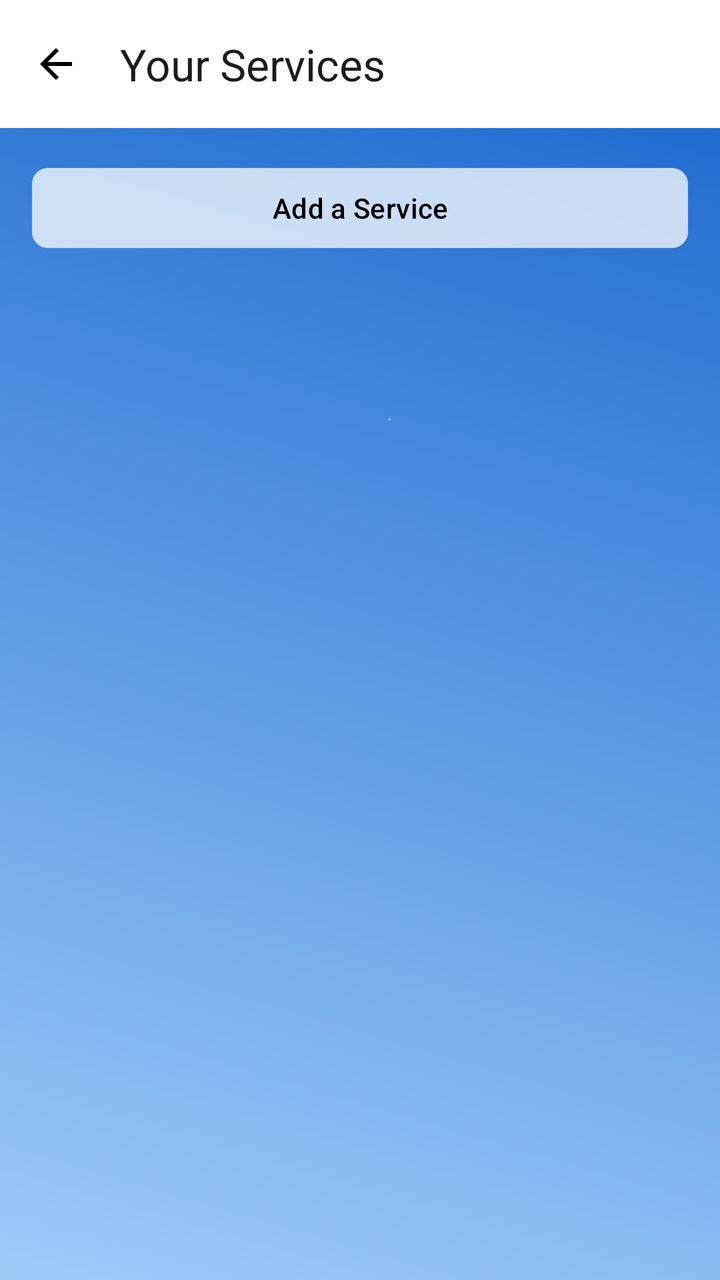
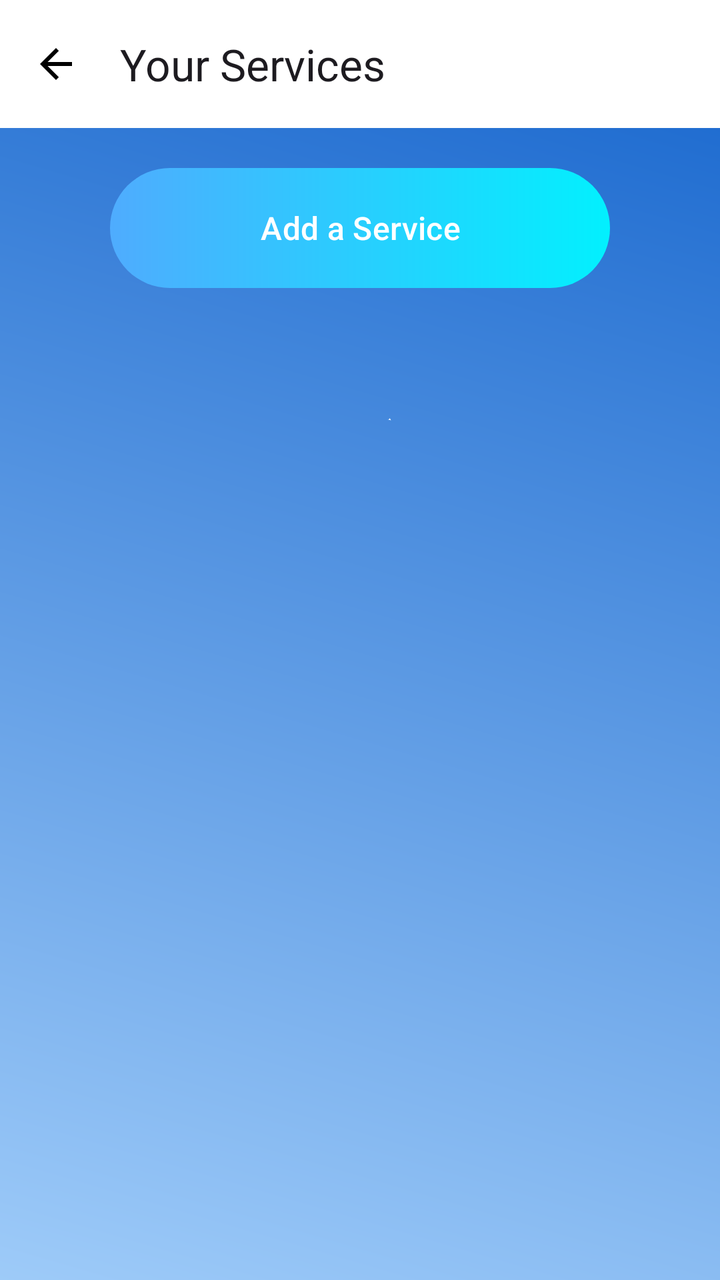

The first picture is an Android layout as it rendered before a commit; the second is the same layout after the commit. The layout source and the unified diff follow.
<!-- AndroidManifest.xml: application theme Theme.PoolApp -->
<!-- res/layout/fragment_new_service.xml -->
<?xml version="1.0" encoding="utf-8"?>
<androidx.constraintlayout.widget.ConstraintLayout
    xmlns:android="http://schemas.android.com/apk/res/android"
    xmlns:app="http://schemas.android.com/apk/res-auto"
    xmlns:tools="http://schemas.android.com/tools"
    android:layout_width="match_parent"
    android:layout_height="match_parent"
    android:background="@drawable/pbg"
    tools:context=".YourProductsActivity">

    <com.google.android.material.appbar.AppBarLayout
        android:id="@+id/appBarLayout"
        android:layout_width="match_parent"
        android:layout_height="wrap_content"
        app:layout_constraintTop_toTopOf="parent">

        <com.google.android.material.appbar.MaterialToolbar
            android:id="@+id/toolbar"
            android:layout_width="match_parent"
            android:layout_height="match_parent"
            android:background="@color/white_transparent_50"
            android:backgroundTint="@color/white_transparent_50"
            android:foregroundTint="@color/white_transparent_50"
            app:navigationIcon="@drawable/ic_arrow_back_white_24dp"
            app:navigationIconTint="@color/black"
            app:title="Your Services" />
    </com.google.android.material.appbar.AppBarLayout>

    <com.google.android.material.button.MaterialButton
        android:id="@+id/create_product_button"
        android:layout_width="0dp"
        android:layout_height="wrap_content"
        android:layout_marginStart="16dp"
        android:layout_marginTop="16dp"
        android:layout_marginEnd="16dp"
        android:backgroundTint="@color/white_transparent_50"
        android:text="Add a Service"
        android:textColor="@android:color/black"
        app:cornerRadius="8dp"
        app:layout_constraintEnd_toEndOf="parent"
        app:layout_constraintStart_toStartOf="parent"
        app:layout_constraintTop_toBottomOf="@id/appBarLayout" />

    <androidx.recyclerview.widget.RecyclerView
        android:id="@+id/products_recycler_view"
        android:layout_width="0dp"
        android:layout_height="0dp"
        android:layout_marginTop="16dp"
        android:clipToPadding="false"
        android:paddingStart="50dp"
        android:paddingEnd="8dp"
        app:layoutManager="androidx.recyclerview.widget.GridLayoutManager"
        app:layout_constraintBottom_toBottomOf="parent"
        app:layout_constraintEnd_toEndOf="parent"
        app:layout_constraintHorizontal_bias="0.0"
        app:layout_constraintStart_toStartOf="parent"
        app:layout_constraintTop_toBottomOf="@id/create_product_button"
        app:layout_constraintVertical_bias="0.0"
        app:spanCount="2"
        tools:itemCount="6"
        tools:listitem="@layout/item_generic_list_card" />


</androidx.constraintlayout.widget.ConstraintLayout>
<!-- res/layout/item_generic_list_card.xml (included above) -->
<?xml version="1.0" encoding="utf-8"?>
<androidx.cardview.widget.CardView
    xmlns:android="http://schemas.android.com/apk/res/android"
    xmlns:app="http://schemas.android.com/apk/res-auto"
    android:layout_width="120dp"
    android:layout_height="140dp"
    android:layout_marginEnd="12dp"
    android:clickable="true"
    android:focusable="true"
    android:foreground="?attr/selectableItemBackground"
    app:cardCornerRadius="8dp"
    app:cardElevation="2dp">

    <LinearLayout
        android:layout_width="match_parent"
        android:layout_height="match_parent"
        android:orientation="vertical"
        android:gravity="center_horizontal"
        android:padding="8dp">

        <ImageView
            android:id="@+id/iv_item_image"
            android:layout_width="60dp"
            android:layout_height="60dp"
            android:src="@drawable/password"

            android:scaleType="centerCrop"
            android:contentDescription="Item Image"/>

        <TextView
            android:id="@+id/tv_item_title"
            android:layout_width="wrap_content"
            android:layout_height="wrap_content"
            android:layout_marginTop="4dp"
            android:text="Generic Title"
            android:textSize="14sp"
            android:maxLines="1"
            android:ellipsize="end"
            android:textColor="@color/black"
            android:textStyle="bold"/>

        <TextView
            android:id="@+id/tv_item_subtext"
            android:layout_width="wrap_content"
            android:layout_height="wrap_content"
            android:text="R 0.00 / details"
            android:textSize="12sp"
            android:textColor="@color/colorPrimary"/>

    </LinearLayout>
</androidx.cardview.widget.CardView>
<!-- resources referenced by this layout -->
<resources>
  <color name="black">#FF000000</color>
  <color name="colorPrimary">#096ca7</color>
  <color name="white_transparent_50">#80FFFFFF</color>
  <!-- drawable ic_arrow_back_white_24dp (drawable) -->
  <vector xmlns:android="http://schemas.android.com/apk/res/android"
      android:width="24dp"
      android:height="24dp"
      android:viewportWidth="24"
      android:viewportHeight="24"
      android:tint="#FFFFFF"> <path
      android:fillColor="@android:color/white"
      android:pathData="M20,11L7.83,11l5.59,-5.59L12,4L4,12l8,8 1.41,-1.41L7.83,13L20,13z"/>
  </vector>
  <!-- drawable password: png bitmap (drawable, 20916 bytes) -->
  <!-- drawable pbg: png bitmap (drawable, 122204 bytes) -->
  <style name="Theme.PoolApp" parent="Theme.Material3.DayNight.NoActionBar">
          <item name="colorPrimary">@color/colorPrimary</item>
          <item name="colorPrimaryVariant">@color/colorPrimaryVariant</item>
          <item name="colorOnPrimary">@color/colorOnPrimary</item>
          <item name="colorSecondary">@color/colorSecondary</item>
          <item name="colorOnSecondary">@color/colorOnSecondary</item>
          <item name="colorSurface">@color/colorSurface</item>
          <item name="colorOnSurface">@color/colorOnSurface</item>
          <item name="android:statusBarColor" tools:targetApi="l">?attr/colorPrimaryVariant</item>
      </style>
  <color name="colorPrimaryVariant">#034b75</color>
  <color name="colorOnPrimary">#FFFFFF</color>
  <color name="colorSecondary">#0A57FF</color>
  <color name="colorOnSecondary">#FFFFFF</color>
  <color name="colorSurface">#FFFFFF</color>
  <color name="colorOnSurface">#1C1B1F</color>
</resources>

<!-- the commit's change to res/layout/fragment_new_service.xml (unified diff, before → after) -->
@@ -28,18 +28,21 @@
 
     <com.google.android.material.button.MaterialButton
         android:id="@+id/create_product_button"
-        android:layout_width="0dp"
-        android:layout_height="wrap_content"
-        android:layout_marginStart="16dp"
-        android:layout_marginTop="16dp"
-        android:layout_marginEnd="16dp"
-        android:backgroundTint="@color/white_transparent_50"
+        android:layout_width="250dp"
+        android:layout_height="60dp"
+        android:layout_gravity="center_horizontal"
+        android:layout_marginTop="20dp"
+        android:layout_marginBottom="16dp"
+        android:background="@drawable/custom_button"
+        android:paddingVertical="12dp"
         android:text="Add a Service"
-        android:textColor="@android:color/black"
-        app:cornerRadius="8dp"
+        android:textColor="@color/white"
+        android:textSize="16dp"
+        app:backgroundTint="@null"
+        app:rippleColor="@color/white_transparent_50"
         app:layout_constraintEnd_toEndOf="parent"
         app:layout_constraintStart_toStartOf="parent"
-        app:layout_constraintTop_toBottomOf="@id/appBarLayout" />
+        app:layout_constraintTop_toBottomOf="@id/appBarLayout"/>
 
     <androidx.recyclerview.widget.RecyclerView
         android:id="@+id/products_recycler_view"
<!-- resource entries referenced after the edit -->
@@ -2,7 +2,21 @@
 <resources>
   <color name="black">#FF000000</color>
   <color name="colorPrimary">#096ca7</color>
+  <color name="white">#FFFFFFFF</color>
   <color name="white_transparent_50">#80FFFFFF</color>
+  <!-- drawable custom_button (drawable) -->
+  <?xml version="1.0" encoding="utf-8"?>
+  <shape xmlns:android="http://schemas.android.com/apk/res/android" android:shape="rectangle">
+  
+      <gradient
+          android:startColor="#4facfe"
+          android:endColor="#02f0fe"
+          android:type="linear"/>
+  
+      <corners
+          android:radius="50dp"/>
+  
+  </shape>
   <!-- drawable ic_arrow_back_white_24dp (drawable) -->
   <vector xmlns:android="http://schemas.android.com/apk/res/android"
       android:width="24dp"
